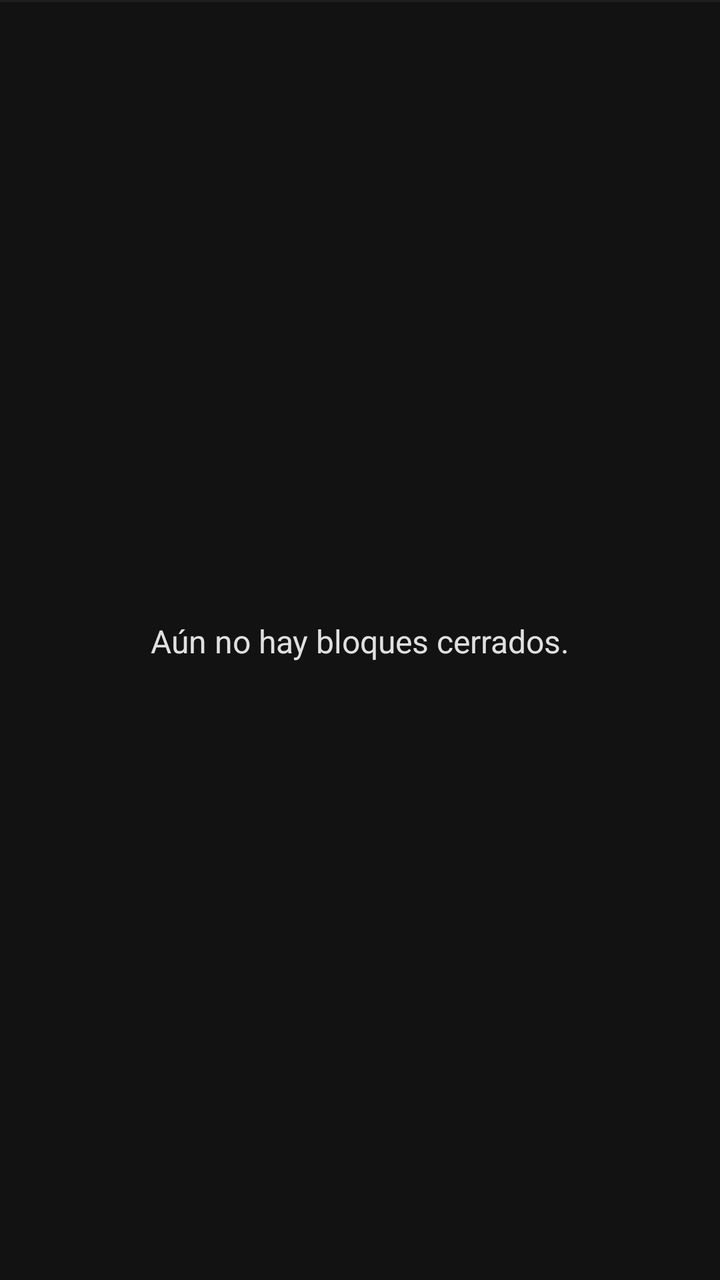
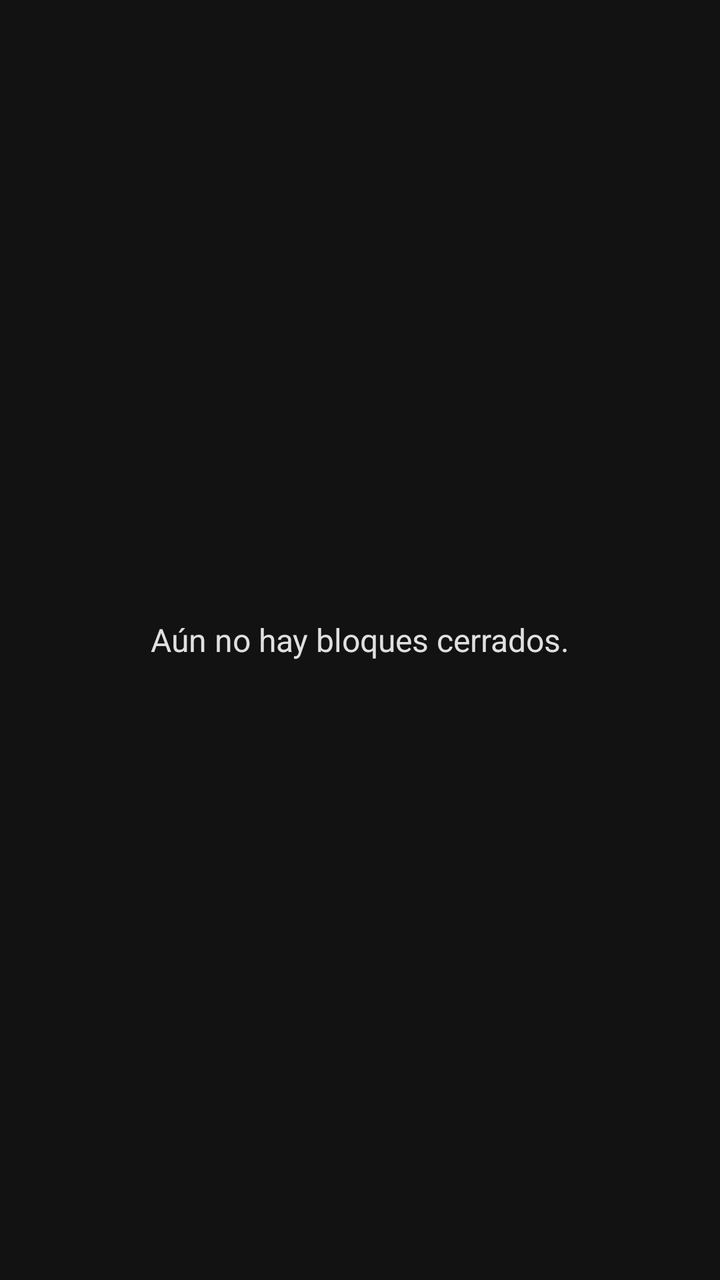

Before-and-after screenshots of an Android layout around one commit, followed by the original layout XML and the change that was made.
<!-- AndroidManifest.xml: application theme Theme.BloqueMAE.NoActionBar -->
<!-- res/layout/fragment_history.xml -->
<?xml version="1.0" encoding="utf-8"?>
<LinearLayout xmlns:android="http://schemas.android.com/apk/res/android"
    xmlns:app="http://schemas.android.com/apk/res-auto"
    android:layout_width="match_parent"
    android:layout_height="match_parent"
    android:background="@color/colorBackground"
    android:orientation="vertical">

    
    <com.google.android.material.card.MaterialCardView
        android:id="@+id/habitReportCard"
        android:layout_width="match_parent"
        android:layout_height="wrap_content"
        android:layout_margin="16dp"
        android:visibility="gone"
        app:cardBackgroundColor="@color/colorSurface"
        app:cardCornerRadius="12dp"
        app:cardElevation="2dp">

        <LinearLayout
            android:layout_width="match_parent"
            android:layout_height="wrap_content"
            android:orientation="vertical"
            android:padding="14dp">

            <TextView
                android:layout_width="match_parent"
                android:layout_height="wrap_content"
                android:text="@string/habit_report_title"
                android:textColor="@color/colorAccent"
                android:textSize="14sp"
                android:textStyle="bold" />

            <TextView
                android:id="@+id/habitReportBody"
                android:layout_width="match_parent"
                android:layout_height="wrap_content"
                android:layout_marginTop="8dp"
                android:textColor="@color/colorOnBackground"
                android:textSize="13sp" />
        </LinearLayout>
    </com.google.android.material.card.MaterialCardView>

    
    <com.bloquemae.ui.history.BarChartView
        android:id="@+id/barChart"
        android:layout_width="match_parent"
        android:layout_height="180dp"
        android:layout_margin="16dp"
        android:visibility="gone" />

    <View
        android:layout_width="match_parent"
        android:layout_height="1dp"
        android:background="@color/colorSurface" />

    
    <androidx.recyclerview.widget.RecyclerView
        android:id="@+id/recycler"
        android:layout_width="match_parent"
        android:layout_height="0dp"
        android:layout_weight="1"
        android:clipToPadding="false"
        android:padding="8dp"
        android:visibility="gone"
        app:layoutManager="androidx.recyclerview.widget.LinearLayoutManager" />

    
    <TextView
        android:id="@+id/emptyText"
        android:layout_width="match_parent"
        android:layout_height="0dp"
        android:layout_weight="1"
        android:gravity="center"
        android:text="@string/history_empty"
        android:textColor="@color/colorOnBackground"
        android:textSize="16sp"
        android:visibility="visible" />
</LinearLayout>
<!-- resources referenced by this layout -->
<resources>
  <color name="colorAccent">#42A5F5</color>
  <color name="colorBackground">#121212</color>
  <color name="colorOnBackground">#E0E0E0</color>
  <color name="colorSurface">#1E1E1E</color>
  <string name="habit_report_title">Hábitos esta semana</string>
  <string name="history_empty">Aún no hay bloques cerrados.</string>
  <style name="Theme.BloqueMAE.NoActionBar">
          <item name="windowActionBar">false</item>
          <item name="windowNoTitle">true</item>
      </style>
</resources>

<!-- the commit's change to res/layout/fragment_history.xml (unified diff, before → after) -->
@@ -11,7 +11,8 @@
         android:id="@+id/habitReportCard"
         android:layout_width="match_parent"
         android:layout_height="wrap_content"
-        android:layout_margin="16dp"
+        android:layout_marginHorizontal="16dp"
+        android:layout_marginTop="16dp"
         android:visibility="gone"
         app:cardBackgroundColor="@color/colorSurface"
         app:cardCornerRadius="12dp"
@@ -21,27 +22,40 @@
             android:layout_width="match_parent"
             android:layout_height="wrap_content"
             android:orientation="vertical"
-            android:padding="14dp">
+            android:padding="16dp">
 
             <TextView
                 android:layout_width="match_parent"
                 android:layout_height="wrap_content"
                 android:text="@string/habit_report_title"
                 android:textColor="@color/colorAccent"
-                android:textSize="14sp"
+                android:textSize="15sp"
                 android:textStyle="bold" />
 
             <TextView
                 android:id="@+id/habitReportBody"
                 android:layout_width="match_parent"
                 android:layout_height="wrap_content"
-                android:layout_marginTop="8dp"
+                android:layout_marginTop="10dp"
+                android:lineSpacingExtra="4dp"
                 android:textColor="@color/colorOnBackground"
-                android:textSize="13sp" />
+                android:textSize="14sp" />
         </LinearLayout>
     </com.google.android.material.card.MaterialCardView>
 
     
+    <TextView
+        android:id="@+id/chartLabel"
+        android:layout_width="match_parent"
+        android:layout_height="wrap_content"
+        android:layout_marginHorizontal="16dp"
+        android:layout_marginTop="20dp"
+        android:text="@string/history_chart_title"
+        android:textColor="@color/colorAccent"
+        android:textSize="15sp"
+        android:textStyle="bold"
+        android:visibility="gone" />
+
     <com.bloquemae.ui.history.BarChartView
         android:id="@+id/barChart"
         android:layout_width="match_parent"
@@ -49,19 +63,28 @@
         android:layout_margin="16dp"
         android:visibility="gone" />
 
-    <View
+    
+    <TextView
+        android:id="@+id/listLabel"
         android:layout_width="match_parent"
-        android:layout_height="1dp"
-        android:background="@color/colorSurface" />
+        android:layout_height="wrap_content"
+        android:layout_marginHorizontal="16dp"
+        android:layout_marginTop="8dp"
+        android:layout_marginBottom="4dp"
+        android:text="@string/history_list_title"
+        android:textColor="@color/colorAccent"
+        android:textSize="15sp"
+        android:textStyle="bold"
+        android:visibility="gone" />
 
-    
     <androidx.recyclerview.widget.RecyclerView
         android:id="@+id/recycler"
         android:layout_width="match_parent"
         android:layout_height="0dp"
         android:layout_weight="1"
         android:clipToPadding="false"
-        android:padding="8dp"
+        android:paddingHorizontal="16dp"
+        android:paddingBottom="16dp"
         android:visibility="gone"
         app:layoutManager="androidx.recyclerview.widget.LinearLayoutManager" />
 
@@ -72,6 +95,7 @@
         android:layout_height="0dp"
         android:layout_weight="1"
         android:gravity="center"
+        android:padding="24dp"
         android:text="@string/history_empty"
         android:textColor="@color/colorOnBackground"
         android:textSize="16sp"
<!-- resource entries referenced after the edit -->
@@ -5,7 +5,9 @@
   <color name="colorOnBackground">#E0E0E0</color>
   <color name="colorSurface">#1E1E1E</color>
   <string name="habit_report_title">Hábitos esta semana</string>
+  <string name="history_chart_title">Progreso semanal</string>
   <string name="history_empty">Aún no hay bloques cerrados.</string>
+  <string name="history_list_title">Bloques anteriores</string>
   <style name="Theme.BloqueMAE.NoActionBar">
           <item name="windowActionBar">false</item>
           <item name="windowNoTitle">true</item>
